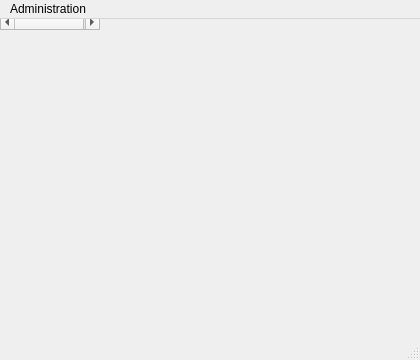
This is gui/main.ui in vmiklos/szar as Qt 5 draws it before an edit. The edited form follows.
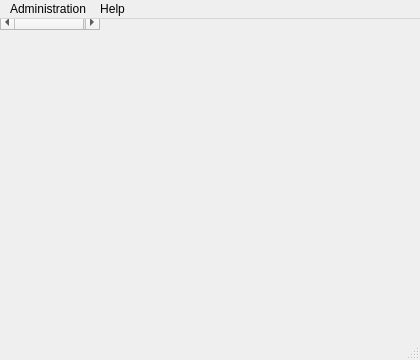
This is the edited form.

Commit message: Added help menu and About Qt dialog

Diff of the .ui file:
```diff
--- a/gui/main.ui
+++ b/gui/main.ui
@@ -29,7 +29,14 @@
      <string>Administration</string>
     </property>
    </widget>
+   <widget class="QMenu" name="menuHelp">
+    <property name="title">
+     <string>Help</string>
+    </property>
+    <addaction name="actionAbout_QT"/>
+   </widget>
    <addaction name="menuAdministration"/>
+   <addaction name="menuHelp"/>
   </widget>
  </widget>
  <resources/>
```
Left out of the diff: 5 changed lines with no effect on the pictures. The commit also changes 1 other file.
